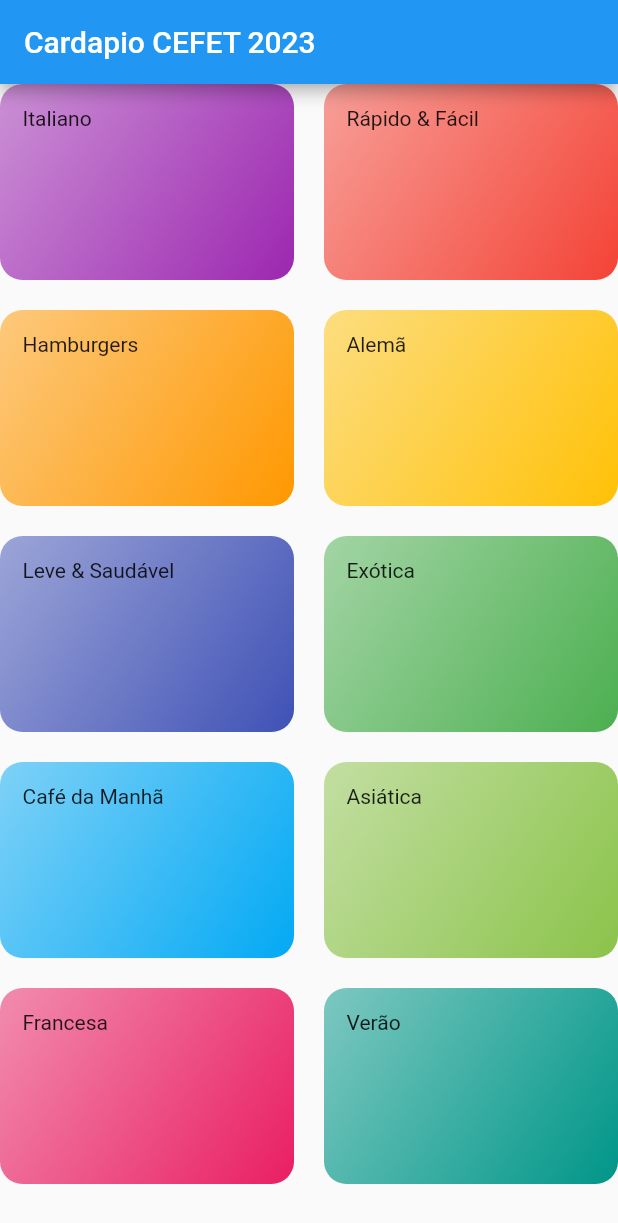
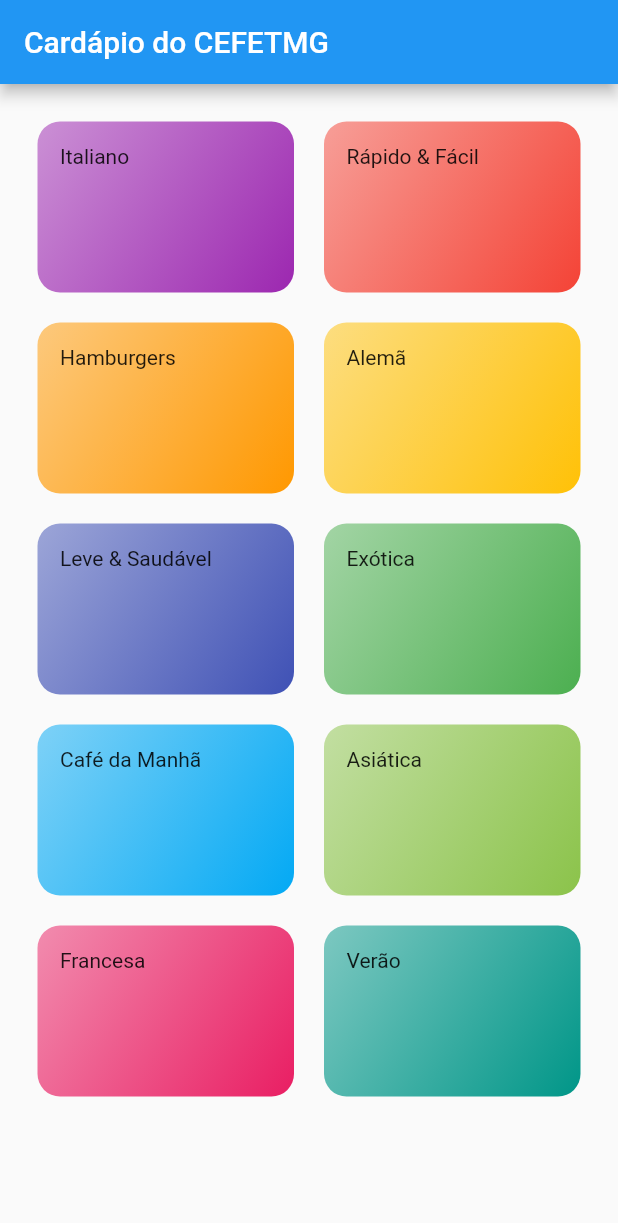
Before and after one commit to faelpereira10/PDM, a Flutter app: the screen it shows after launch, on a phone screen of 412 x 824 dp. Shown: the top 1223 px of the screen. Run offline on Flutter 3.47's test engine with Material 2 defaults, Android fonts, the phone set to English and light mode, and no system bars.

Commit message:
Add files via upload

```diff
--- a/lib/componentes/produto_item.dart
+++ b/lib/componentes/produto_item.dart
@@ -1,3 +1,4 @@
+
 import 'package:flutter/material.dart';
 
 class ItemProduto extends StatelessWidget {
@@ -17,7 +18,7 @@ class ItemProduto extends StatelessWidget {
 
   @override
   Widget build(BuildContext context) {
-    return InkWell(
+     return InkWell(
       onTap: (() => {}),
       child: Card(
         shape: RoundedRectangleBorder(borderRadius: BorderRadius.circular(15)),
@@ -43,7 +44,6 @@ class ItemProduto extends StatelessWidget {
                 child: Container(
                   width: 300,
                   color: Colors.black54,
-                  // ignore: prefer_const_constructors
                   padding: EdgeInsets.symmetric(vertical: 5, horizontal: 20),
                   child: Text(
                     title,
@@ -84,7 +84,7 @@ class ItemProduto extends StatelessWidget {
                       const SizedBox(
                         width: 6,
                       ),
-                      Text('$cost'),
+                       Text('$cost'),
                     ],
                   )
                 ],
--- a/lib/main.dart
+++ b/lib/main.dart
@@ -1,28 +1,37 @@
-import 'package:a/telas/tela_produtos.dart';
+import 'package:a/Telas/tela_produtos.dart';
+import 'data/produtos .dart';
+import 'models/produtos.dart';
+import 'package:a/models/produtos.dart';
 import 'package:flutter/material.dart';
-import '../telas/tela_categorias.dart';
-import '../utils/rotas.dart';
+import 'utils/rotas.dart';
 
-void main() {
-  runApp(AppCardapio());
-}
+//depois de programar a tela
+import 'Telas/tela_categoria.dart';
 
+void main() => runApp(AppCardapio());
+ // style: Theme.of(context).textTheme.titleSmall, vai no categoria
 class AppCardapio extends StatelessWidget {
+  List<Produto> produtosValidos = dummyProdutos;
   @override
   Widget build(BuildContext context) {
     return MaterialApp(
-      title: "Cardápio",
+      title: 'Cardápio',
       theme: ThemeData(
-          primarySwatch: Colors.blue,
-          fontFamily: 'Schyler',
-          textTheme: ThemeData.light().textTheme.copyWith(
-              titleSmall:
-                  const TextStyle(fontSize: 20, fontFamily: "Schyler"))),
+        primarySwatch: Colors.blue,
+        fontFamily: 'Schyler',
+        textTheme: ThemeData.light().textTheme.copyWith(
+          titleSmall : const TextStyle(
+            fontSize: 20,
+            fontFamily: "Schyler"
+          )
+        )
+      ),
       //home: TelaCategorias(),
       routes: {
-        Rotas.HOME: (ctx) => TelaCategorias(),
-        Rotas.PRODUTOS: (ctx) => TelaProdutos(),
-      },
+        Rotas.HOME : (ctx) => TelaCategorias(),
+        Rotas.PRODUTOS : (ctx) => TelaProdutos(produtosValidos),
+      }
+
     );
   }
 }
--- a/lib/models/categorias.dart
+++ b/lib/models/categorias.dart
@@ -5,9 +5,10 @@ class Categoria {
   final String titulo;
   final Color color;
 
-  const Categoria({
+  const Categoria ({
     required this.id,
     required this.titulo,
-    required this.color,
+    this.color = Colors.orange,
   });
+
 }
--- a/lib/models/produtos.dart
+++ b/lib/models/produtos.dart
@@ -3,24 +3,23 @@ class Produto {
   final String id;
   final List<String> categories;
   final String title;
+  final String imageUrl;
+  final double duration;
   final double cost;
-  final String imageUrl;
-  final int duration;
   final bool isGlutenFree;
+  final bool isLactoseFree;
   final bool isVegan;
   final bool isVegetarian;
-  final bool isLactoseFree;
 
-  const Produto({
-    required this.id,
+  const Produto(
+      {required this.id,
       required this.categories,
       required this.title,
-    required this.cost,
       required this.imageUrl,
       required this.duration,
+      required this.cost,
       required this.isGlutenFree,
+      required this.isLactoseFree,
       required this.isVegan,
-    required this.isVegetarian,
-    required this.isLactoseFree,
-  });
+      required this.isVegetarian});
 }
--- /dev/null
+++ b/lib/telas/tela_categoria.dart
@@ -0,0 +1,31 @@
+
+
+import 'package:flutter/material.dart';
+import '../componentes/categoria_item.dart';
+import '../data/mock_data.dart';
+
+class TelaCategorias extends StatelessWidget {
+
+
+  @override
+  Widget build(BuildContext context) {
+    return Scaffold(
+      appBar : AppBar(
+        title: const Text("Cardápio do CEFETMG"),
+      ),
+      body: GridView(
+        padding: const EdgeInsets.all(25),
+        gridDelegate: const SliverGridDelegateWithMaxCrossAxisExtent( //basicamente uma barra de rolagem
+          maxCrossAxisExtent: 200, //cada elemento tem extensão de 200
+          childAspectRatio: 3/2, //proporção de cada elemento dentro do grid
+          crossAxisSpacing: 20, // eixo cruzado de 20
+          mainAxisSpacing: 20 //espaçamento no main olhar
+
+        ),
+        children: mockCategories.map((e) {
+          return CategoriaItem(e);
+        }).toList(),
+      ),
+    );
+  }
+}
--- a/lib/utils/rotas.dart
+++ b/lib/utils/rotas.dart
@@ -1,4 +1,4 @@
 class Rotas {
   static const HOME = '/';
-  static const PRODUTOS = "/produtos_categoria";
+  static const PRODUTOS = "/tela_produtos";
 }
```
Also changed, not shown: lib/componentes/categoria_item.dart (+22 -22 lines), lib/telas/tela_produtos.dart (+48 -6 lines). Lines whose indentation alone changed are shown as unchanged.
